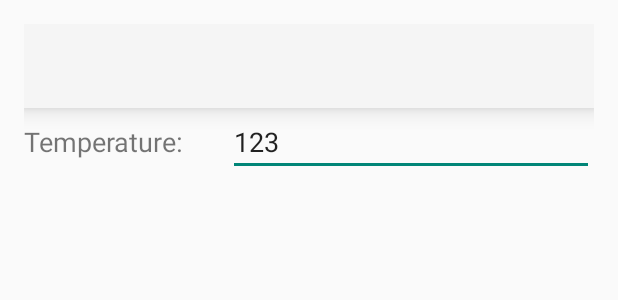
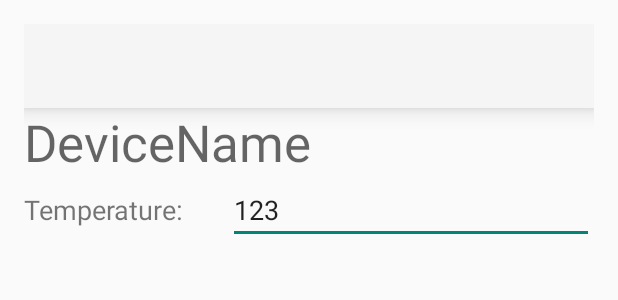
Before and after one commit to chiangyiyang/PyrolysisSystem, an Android app: the layout activity_heater.xml on its own in the app's theme, with its tools: preview values and no code run, on a phone screen of 412 x 824 dp. Shown: the top 300 px of the screen. Run offline under Robolectric (Android 15) with nearby library versions, the phone set to English and light mode, and no system bars.

Commit message:
1.重整程式碼 2.修改HeaterActivity介面

```diff
--- a/app/src/main/java/com/example/yiyang/pyrolysissystem/HeaterActivity.java
+++ b/app/src/main/java/com/example/yiyang/pyrolysissystem/HeaterActivity.java
@@ -25,6 +25,7 @@ public class HeaterActivity extends AppCompatActivity {
 
         Intent intent = this.getIntent();
         mMeterId = intent.getStringExtra("meter");
+        ((TextView) findViewById(R.id.txtDeviceName)).setText(mMeterId);
     }
 
     @Override
--- a/app/src/main/res/layout/activity_heater.xml
+++ b/app/src/main/res/layout/activity_heater.xml
@@ -39,6 +39,23 @@
                 android:elevation="2dp">
 
                 <TextView
+                    android:text="DeviceName"
+                    android:layout_width="wrap_content"
+                    android:layout_height="wrap_content"
+                    android:layout_weight="1"
+                    android:id="@+id/txtDeviceName"
+                    android:textAppearance="@style/TextAppearance.AppCompat.Display1" />
+
+            </LinearLayout>
+
+            <LinearLayout
+                android:orientation="horizontal"
+                android:layout_width="match_parent"
+                android:layout_height="match_parent"
+                android:translationZ="5dp"
+                android:elevation="2dp">
+
+                <TextView
                     android:text="Temperature:"
                     android:layout_width="wrap_content"
                     android:layout_height="wrap_content"
```
Also changed, not shown: app/src/main/java/com/example/yiyang/pyrolysissystem/MainActivity.java (+1 -76 lines), app/src/main/java/com/example/yiyang/pyrolysissystem/SettingsActivity.java (+0 -11 lines).
